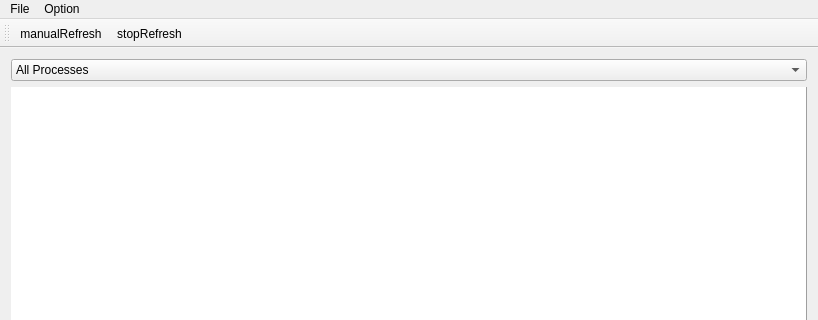
xtfllbl/qjdprocess, file qjdprocessmainwindow.ui: the form before one commit; both pictures show x 0 to 818 and y 0 to 320 of the 818 by 621 pixel window.
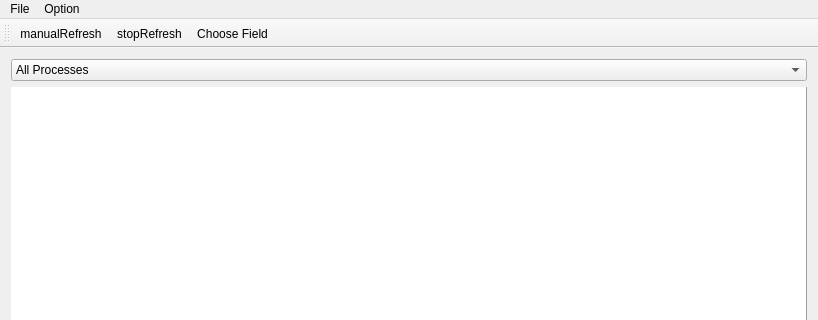
The form after the commit. Icons and pictures are not drawn.

Diff of the .ui file:
```diff
--- a/qjdprocessmainwindow.ui
+++ b/qjdprocessmainwindow.ui
@@ -305,6 +305,7 @@
    </attribute>
    <addaction name="actionManualRefresh"/>
    <addaction name="actionStopRefresh"/>
+   <addaction name="actionChoose_Field"/>
   </widget>
   <widget class="QStatusBar" name="statusBar"/>
   <action name="actionExit">
```
Left out of the diff: 13 changed lines with no effect on the pictures.
